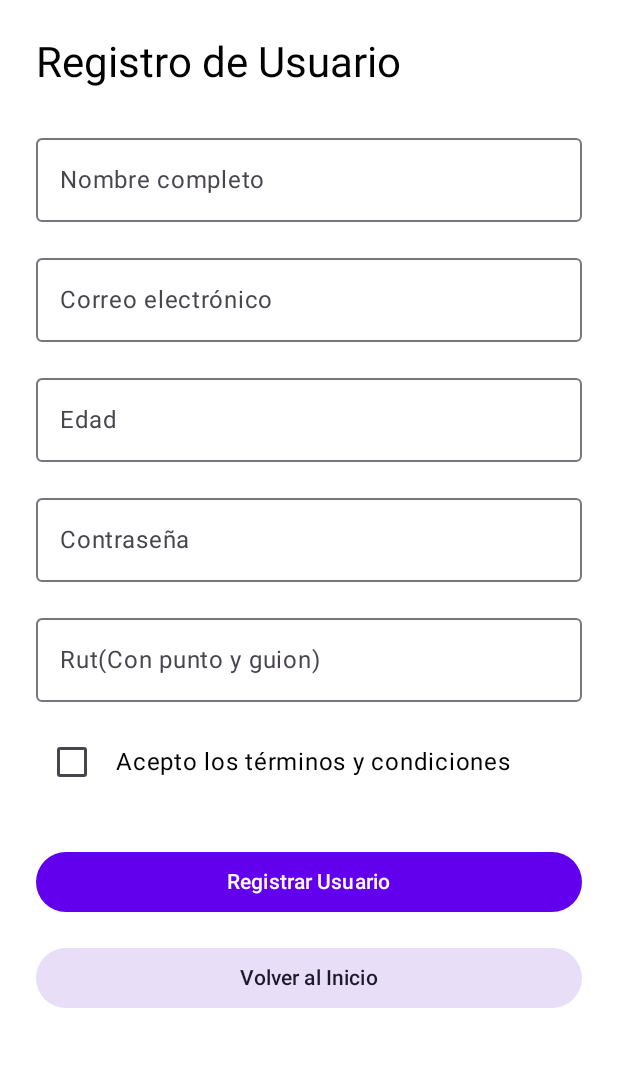
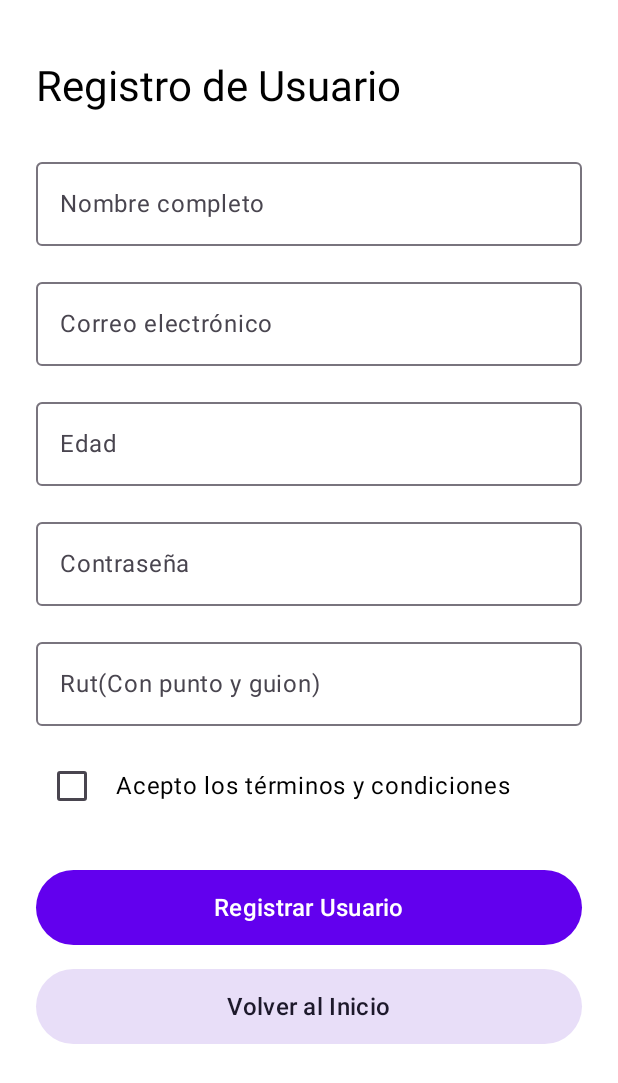
Before and after one commit to Felfarias12/ZapPay, an Android app built with Jetpack Compose: the RegistroScreen screen opened through its navigation route, on a phone screen of 412 x 824 dp. Shown: the top 1083 px of the screen. Run offline under Robolectric (Android 15) with nearby library versions, the phone set to English and light mode, and no system bars; network calls fail.

Commit message:
cambiando estetica en la Login y RegistroScreen

```diff
--- a/app/src/main/java/com/example/zappay/ui/screens/RegistroScreen.kt
+++ b/app/src/main/java/com/example/zappay/ui/screens/RegistroScreen.kt
@@ -35,7 +35,7 @@ fun RegistroScreen(navController: NavController) {
         Text(
             "Registro de Usuario",
             style = MaterialTheme.typography.headlineMedium,
-            modifier = Modifier.padding(bottom = 24.dp),
+            modifier = Modifier.padding(top = 16.dp,bottom = 24.dp),
             color = MaterialTheme.colorScheme.onBackground
         )
 
@@ -200,9 +200,12 @@ fun RegistroScreen(navController: NavController) {
                     mostrarConfirmacion = true
                 }
             },
-            modifier = Modifier.fillMaxWidth()
+            modifier = Modifier.fillMaxWidth().height(50.dp)
         ) {
-            Text("Registrar Usuario")
+            Text(
+                text = "Registrar Usuario",
+                style = MaterialTheme.typography.titleMedium
+            )
         }
 
         Spacer(modifier = Modifier.height(16.dp))
@@ -215,13 +218,16 @@ fun RegistroScreen(navController: NavController) {
                     popUpTo("PaginaInicio") { inclusive = true }
                 }
             },
-            modifier = Modifier.fillMaxWidth(),
+            modifier = Modifier.fillMaxWidth().height(50.dp),
             colors = ButtonDefaults.buttonColors(
                 containerColor = MaterialTheme.colorScheme.secondaryContainer,
                 contentColor = MaterialTheme.colorScheme.onSecondaryContainer
             )
         ) {
-            Text("Volver al Inicio")
+            Text(
+                text = "Volver al Inicio",
+                style = MaterialTheme.typography.titleMedium
+            )
         }
 
         // Diálogo de confirmación
```
Also changed, not shown: app/src/main/java/com/example/zappay/ui/Login.kt (+41 -12 lines), app/src/main/res/drawable/foto_perfil.png (added).
